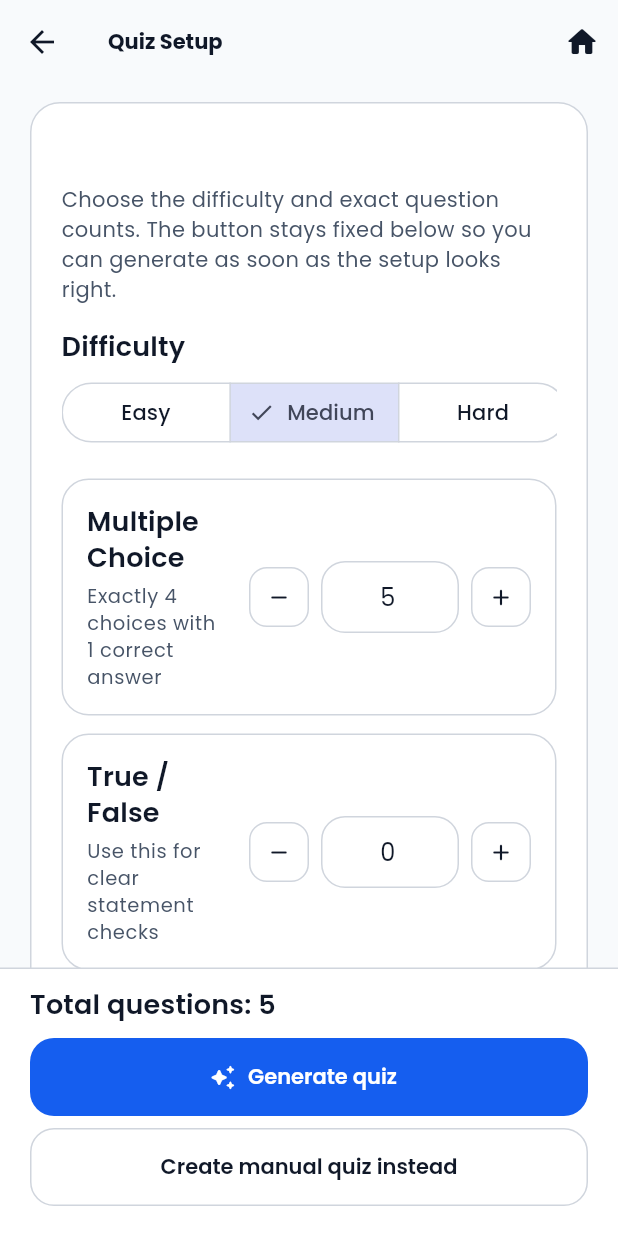
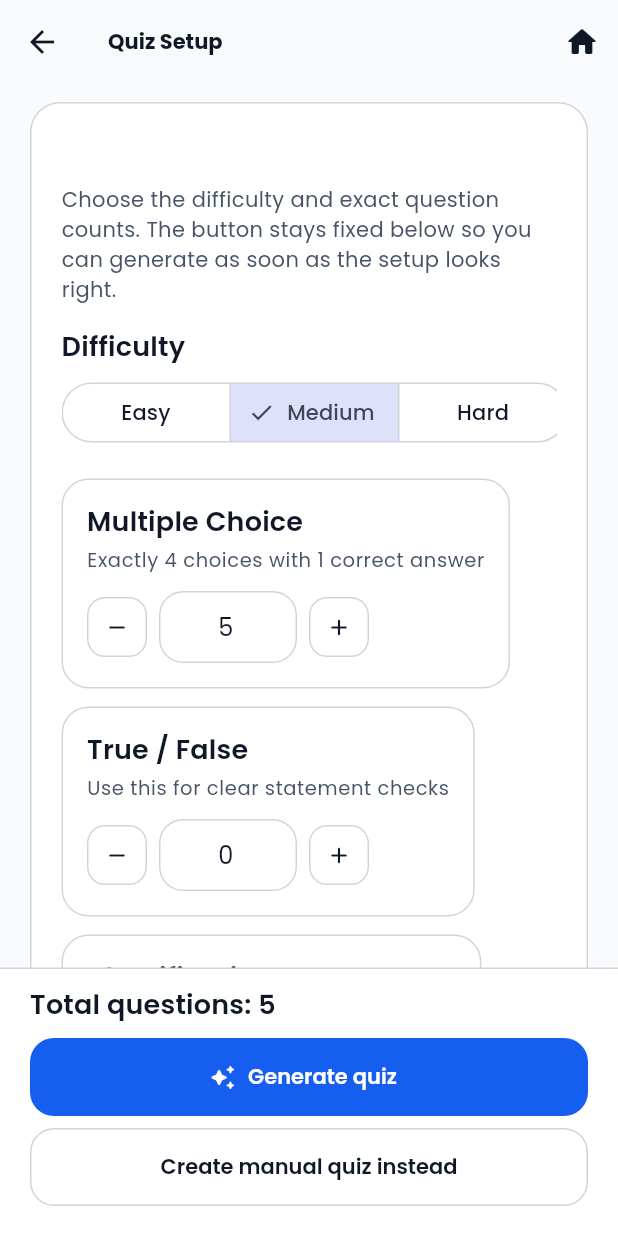
Before and after one commit to jessie081/QUIZAI, a Flutter app: the QuizSettingsScreen screen opened directly with empty values, on a phone screen of 412 x 824 dp. Run offline on Flutter 3.47's test engine with Material 3 defaults, Android fonts, the phone set to English and light mode, and no system bars; our stand-ins replace connectivity_plus, file_picker, flutter_riverpod, google_fonts, shared_preferences; missing offline and left inert: syncfusion_flutter_pdf; accounts and stored records are empty; network calls fail.

Commit message:
Refactor QuestionCountInputRow widget to improve layout responsiveness and encapsulate count controls in a separate widget. Added soft wrapping for text elements to enhance readability across different screen sizes.

```diff
--- a/lib/src/widgets/question_count_input_row.dart
+++ b/lib/src/widgets/question_count_input_row.dart
@@ -25,6 +25,13 @@ class QuestionCountInputRow extends StatelessWidget {
   Widget build(BuildContext context) {
     final theme = Theme.of(context);
     final isFocused = focusNode.hasFocus;
+    final controls = _CountControls(
+      controller: controller,
+      focusNode: focusNode,
+      onChanged: onChanged,
+      onIncrement: onIncrement,
+      onDecrement: onDecrement,
+    );
 
     return AnimatedContainer(
       duration: const Duration(milliseconds: 180),
@@ -40,22 +47,64 @@ class QuestionCountInputRow extends StatelessWidget {
           width: isFocused ? 1.4 : 1,
         ),
       ),
-      child: Row(
+      child: LayoutBuilder(
+        builder: (context, constraints) {
+          final useStackedLayout = constraints.maxWidth < 360;
+          if (useStackedLayout) {
+            return Column(
+              crossAxisAlignment: CrossAxisAlignment.start,
+              children: [
+                Text(label, style: theme.textTheme.titleMedium, softWrap: true),
+                const SizedBox(height: 4),
+                Text(helperText, style: theme.textTheme.bodySmall, softWrap: true),
+                const SizedBox(height: 12),
+                controls,
+              ],
+            );
+          }
+
+          return Row(
             crossAxisAlignment: CrossAxisAlignment.center,
             children: [
               Expanded(
                 child: Column(
                   crossAxisAlignment: CrossAxisAlignment.start,
                   children: [
-                Text(label, style: theme.textTheme.titleMedium),
+                    Text(label, style: theme.textTheme.titleMedium, softWrap: true),
                     const SizedBox(height: 4),
-                Text(helperText, style: theme.textTheme.bodySmall),
+                    Text(helperText, style: theme.textTheme.bodySmall, softWrap: true),
                   ],
                 ),
               ),
               const SizedBox(width: 16),
-          ConstrainedBox(
-            constraints: const BoxConstraints(maxWidth: 188),
+              controls,
+            ],
+          );
+        },
+      ),
+    );
+  }
+}
+
+class _CountControls extends StatelessWidget {
+  const _CountControls({
+    required this.controller,
+    required this.focusNode,
+    required this.onChanged,
+    required this.onIncrement,
+    required this.onDecrement,
+  });
+
+  final TextEditingController controller;
+  final FocusNode focusNode;
+  final ValueChanged<String> onChanged;
+  final VoidCallback onIncrement;
+  final VoidCallback onDecrement;
+
+  @override
+  Widget build(BuildContext context) {
+    return ConstrainedBox(
+      constraints: const BoxConstraints(maxWidth: 188, minWidth: 168),
       child: Row(
         children: [
           _CountButton(
@@ -97,9 +146,6 @@ class QuestionCountInputRow extends StatelessWidget {
           ),
         ],
       ),
-          ),
-        ],
-      ),
     );
   }
 }
```
Lines whose indentation alone changed are shown as unchanged.
